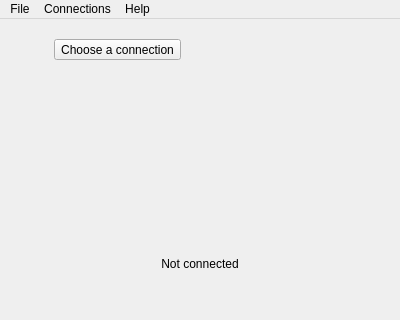
The window that presentation/main/mainwindow.ui (wtalioy/JustConnect) describes before a commit, drawn with Qt 5; both pictures show x 0 to 400 and y 0 to 320 of the 400 by 480 pixel window.
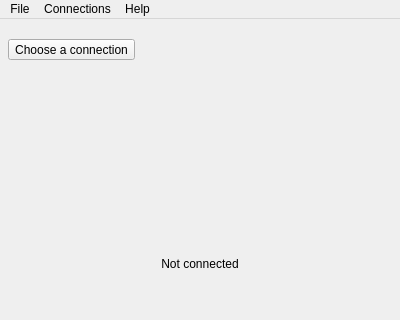
The same window after the commit. Icons and pictures are not drawn. Custom widgets are drawn as their Qt base class.

Commit message: fix: restore saved sign-in access and polish Clash setup

Patch:
```diff
--- a/presentation/main/mainwindow.ui
+++ b/presentation/main/mainwindow.ui
@@ -65,6 +65,13 @@
            </property>
           </spacer>
          </item>
+         <item>
+          <widget class="QLabel" name="clashCopyFeedback">
+           <property name="secondary" stdset="0"><bool>true</bool></property>
+           <property name="wordWrap"><bool>true</bool></property>
+           <property name="alignment"><set>Qt::AlignRight|Qt::AlignVCenter</set></property>
+          </widget>
+         </item>
          <item>
           <widget class="QToolButton" name="preferencesButton">
            <property name="toolTip">
```
The commit also changes 16 other files.
